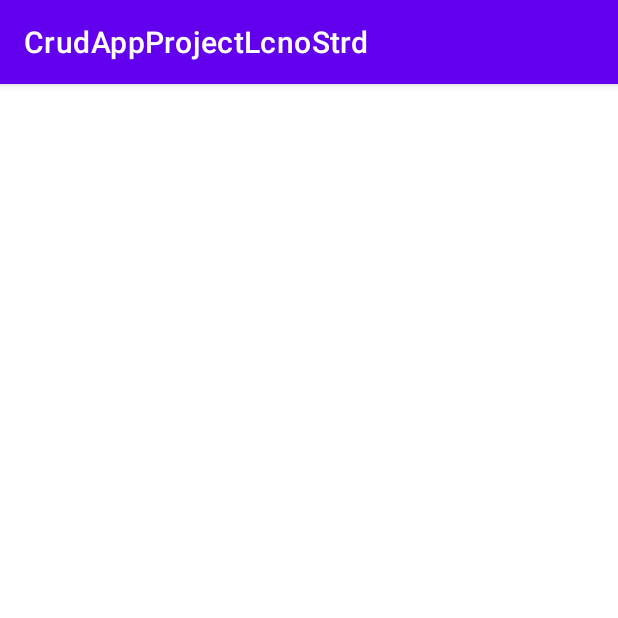
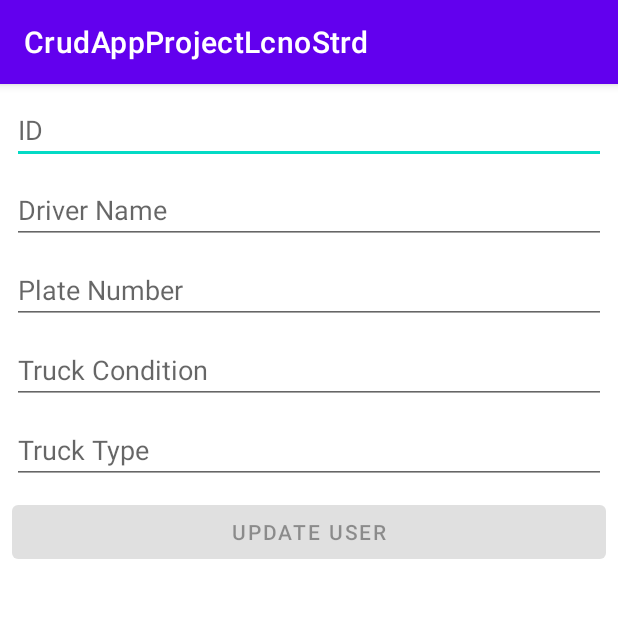
Before and after one commit to jhonpaul123456/TruckDriverApp, an Android app: the UpdateUserActivity screen opened directly, with no data from a screen before it, on a phone screen of 412 x 824 dp, the top half of it. Run offline under Robolectric (Android 15) with nearby library versions, the phone set to English and light mode, and no system bars; our stand-ins replace data binding.

Commit message:
Fetch and set user detail in updateactivtiy

```diff
--- a/app/src/main/java/com/firstapp/crudappprojectlcnostrd/activities/UpdateUserActivity.java
+++ b/app/src/main/java/com/firstapp/crudappprojectlcnostrd/activities/UpdateUserActivity.java
@@ -1,15 +1,74 @@
 package com.firstapp.crudappprojectlcnostrd.activities;
 
 import android.os.Bundle;
+import android.text.Editable;
+import android.text.TextWatcher;
+import android.widget.Toast;
+
+import androidx.databinding.DataBindingUtil;
 
 import com.firstapp.crudappprojectlcnostrd.R;
+import com.firstapp.crudappprojectlcnostrd.databinding.ActivityUpdateUserBinding;
+import com.firstapp.crudappprojectlcnostrd.model.User;
+import com.firstapp.crudappprojectlcnostrd.network.FetchUserService;
 import com.firstapp.crudappprojectlcnostrd.parents.BigPapaActivity;
 
+import retrofit2.Call;
+import retrofit2.Callback;
+import retrofit2.Response;
+
 public class UpdateUserActivity extends BigPapaActivity {
+
+    ActivityUpdateUserBinding binding;
+    FetchUserService mFetchUserService;
 
     @Override
     protected void onCreate(Bundle savedInstanceState) {
         super.onCreate(savedInstanceState);
-        setContentView(R.layout.activity_update_user);
+        binding = DataBindingUtil.setContentView(this, R.layout.activity_update_user);
+
+        binding.updateUserBtn.setEnabled(false);
+        mFetchUserService = getRetrofit().create(FetchUserService.class);
+
+        binding.id.addTextChangedListener(new TextWatcher() {
+            @Override
+            public void beforeTextChanged(CharSequence s, int start, int count, int after) {
+
+            }
+
+            @Override
+            public void onTextChanged(CharSequence s, int start, int before, int count) {
+                binding.updateUserBtn.setEnabled(false);
+                fetchAndSetUser(s.toString());
+            }
+
+            @Override
+            public void afterTextChanged(Editable s) {
+
+            }
+        });
+    }
+
+    private void fetchAndSetUser(String id) {
+        mFetchUserService.getUser(id).enqueue(new Callback<User>() {
+            @Override
+            public void onResponse(Call<User> call, Response<User> response) {
+                if (response.body().isStatusSuccess()) {
+                    binding.updateUserBtn.setEnabled(true);
+                    binding.driverName.setText(response.body().getDriverName());
+                    binding.plateNumber.setText(response.body().getPlateNumber());
+                    binding.truckCondition.setText(response.body().getTruckCondition());
+                    binding.truckType.setText(response.body().getTruckType());
+                } else {
+                    Toast.makeText(UpdateUserActivity.this, "No User Found with id: " + id, Toast.LENGTH_SHORT).show();
+                }
+            }
+
+            @Override
+            public void onFailure(Call<User> call, Throwable t) {
+                Toast.makeText(UpdateUserActivity.this, "oOps!, Something went wrong!", Toast.LENGTH_SHORT).show();
+                binding.updateUserBtn.setEnabled(false);
+            }
+        });
     }
 }
--- /dev/null
+++ b/app/src/main/java/com/firstapp/crudappprojectlcnostrd/network/FetchUserService.java
@@ -0,0 +1,14 @@
+package com.firstapp.crudappprojectlcnostrd.network;
+
+import com.firstapp.crudappprojectlcnostrd.model.User;
+
+import retrofit2.Call;
+import retrofit2.http.GET;
+import retrofit2.http.Query;
+
+public interface FetchUserService {
+    @GET("fetch_user.php")
+    Call<User> getUser(
+            @Query("id") String id
+    );
+}
--- a/app/src/main/res/layout/activity_main.xml
+++ b/app/src/main/res/layout/activity_main.xml
@@ -40,7 +40,7 @@
             android:id="@+id/deleteUser"
             android:layout_width="wrap_content"
             android:layout_height="wrap_content"
-            android:text="Button"
+            android:text="@string/delete_user"
             android:textAllCaps="false"
             app:layout_constraintBottom_toBottomOf="parent"
             app:layout_constraintEnd_toEndOf="parent"
@@ -52,7 +52,7 @@
             android:id="@+id/updateUser"
             android:layout_width="wrap_content"
             android:layout_height="wrap_content"
-            android:text="Button"
+            android:text="@string/update_user"
             android:textAllCaps="false"
             app:layout_constraintBottom_toTopOf="@+id/deleteUser"
             app:layout_constraintEnd_toEndOf="parent"
--- a/app/src/main/res/layout/activity_update_user.xml
+++ b/app/src/main/res/layout/activity_update_user.xml
@@ -1,9 +1,71 @@
 <?xml version="1.0" encoding="utf-8"?>
-<androidx.constraintlayout.widget.ConstraintLayout xmlns:android="http://schemas.android.com/apk/res/android"
+<layout xmlns:android="http://schemas.android.com/apk/res/android"
     xmlns:app="http://schemas.android.com/apk/res-auto"
-    xmlns:tools="http://schemas.android.com/tools"
-    android:layout_width="match_parent"
-    android:layout_height="match_parent"
-    tools:context=".activities.UpdateUserActivity">
+    xmlns:tools="http://schemas.android.com/tools">
 
-</androidx.constraintlayout.widget.ConstraintLayout>
+    <data>
+
+    </data>
+
+    <LinearLayout
+        android:layout_width="match_parent"
+        android:layout_height="match_parent"
+        android:orientation="vertical"
+        tools:context=".activities.UpdateUserActivity">
+
+        <EditText
+            android:id="@+id/id"
+            android:layout_width="match_parent"
+            android:layout_height="wrap_content"
+            android:layout_marginLeft="8dp"
+            android:layout_marginTop="8dp"
+            android:layout_marginRight="8dp"
+            android:hint="@string/id" />
+
+        <EditText
+            android:id="@+id/driver_name"
+            android:layout_width="match_parent"
+            android:layout_height="wrap_content"
+            android:layout_marginLeft="8dp"
+            android:layout_marginTop="8dp"
+            android:layout_marginRight="8dp"
+            android:hint="@string/driver_name" />
+
+        <EditText
+            android:id="@+id/plate_number"
+            android:layout_width="match_parent"
+            android:layout_height="wrap_content"
+            android:layout_marginLeft="8dp"
+            android:layout_marginTop="8dp"
+            android:layout_marginRight="8dp"
+            android:hint="@string/plate_number" />
+
+        <EditText
+            android:id="@+id/truck_condition"
+            android:layout_width="match_parent"
+            android:layout_height="wrap_content"
+            android:layout_marginLeft="8dp"
+            android:layout_marginTop="8dp"
+            android:layout_marginRight="8dp"
+            android:hint="@string/truck_condition" />
+
+        <EditText
+            android:id="@+id/truck_type"
+            android:layout_width="match_parent"
+            android:layout_height="wrap_content"
+            android:layout_marginLeft="8dp"
+            android:layout_marginTop="8dp"
+            android:layout_marginRight="8dp"
+            android:hint="@string/truck_type" />
+
+        <Button
+            android:id="@+id/updateUserBtn"
+            android:layout_width="match_parent"
+            android:layout_height="wrap_content"
+            android:layout_marginLeft="8dp"
+            android:layout_marginTop="8dp"
+            android:layout_marginRight="8dp"
+            android:text="@string/update_user" />
+
+    </LinearLayout>
+</layout>
--- a/app/src/main/res/values/strings.xml
+++ b/app/src/main/res/values/strings.xml
@@ -2,6 +2,8 @@
     <string name="app_name">CrudAppProjectLcnoStrd</string>
     <string name="create">Create User</string>
     <string name="fetch_users">Fetch Users</string>
+    <string name="update_user">Update User</string>
+    <string name="delete_user">Delete User</string>
     <string name="driver_name">Driver Name</string>
     <string name="plate_number">Plate Number</string>
     <string name="truck_condition">Truck Condition</string>
@@ -15,4 +17,5 @@
     <string name="plate_number_formatted">Plate Number: %1$s</string>
     <string name="truck_condition_formatted">Truck Condition: %1$s</string>
     <string name="truck_type_formatted">Truck Type: %1$s</string>
+    <string name="id">ID</string>
 </resources>
```
Also changed, not shown: app/src/main/res/layout/activity_delete_user.xml (+19 -2 lines).
